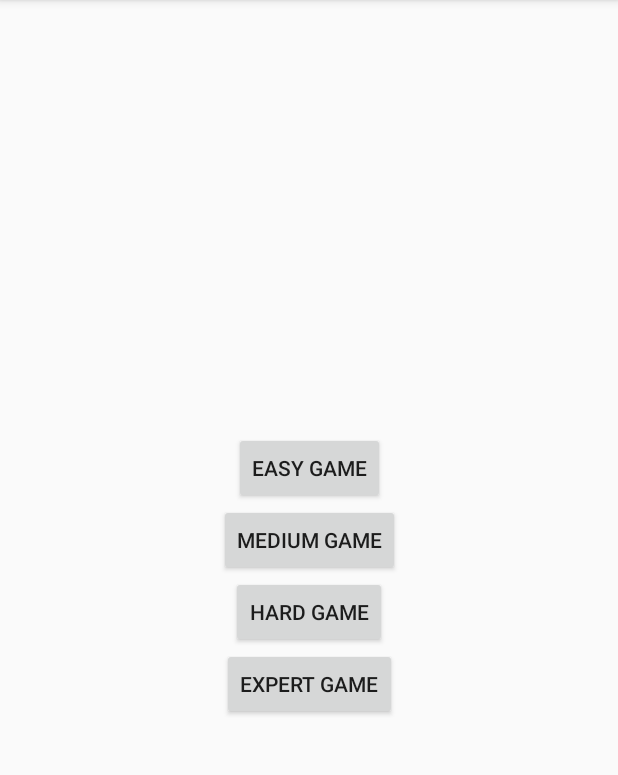
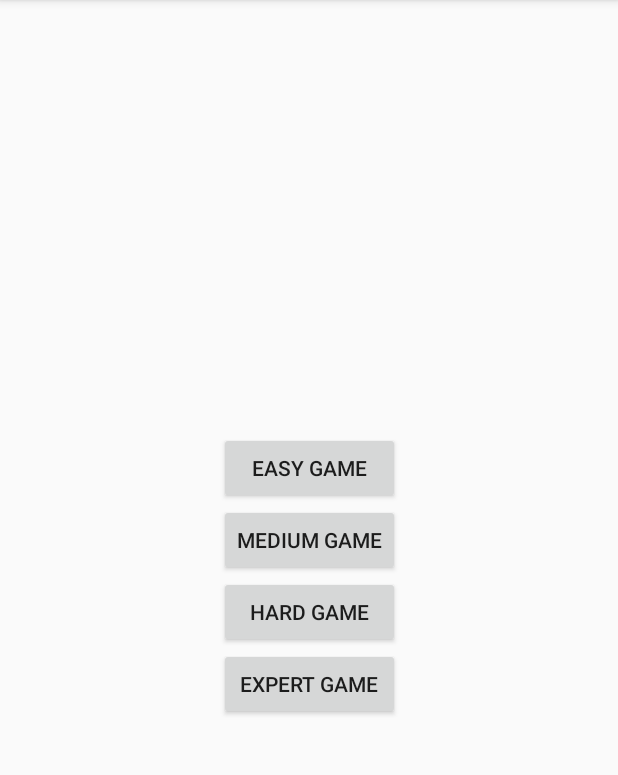
Before and after one commit to ahmetturk/Sudoku, an Android app: the screen it shows after launch (MainActivity), on a phone screen of 412 x 824 dp, the part 84-859 px from its top. Run offline under Robolectric (Android 15) with nearby library versions, the phone set to English and light mode, and no system bars.

Commit message:
add icon

```diff
--- a/app/src/main/java/com/example/ahmet/sudoku/activity/MainActivity.java
+++ b/app/src/main/java/com/example/ahmet/sudoku/activity/MainActivity.java
@@ -30,7 +30,7 @@ public class MainActivity extends AppCompatActivity {
                 difficulty = 35;
                 break;
             case R.id.medium_button:
-                difficulty = 50;
+                difficulty = 45;
                 break;
             case R.id.hard_button:
                 difficulty = 100;
--- a/app/src/main/java/com/example/ahmet/sudoku/activity/SudokuActivity.java
+++ b/app/src/main/java/com/example/ahmet/sudoku/activity/SudokuActivity.java
@@ -18,6 +18,7 @@ public class SudokuActivity extends AppCompatActivity {
 
     private SudokuAdapter sudokuAdapter;
     private Sudoku sudoku;
+    private Sudoku solution;
 
     @Override
     protected void onCreate(Bundle savedInstanceState) {
@@ -33,6 +34,10 @@ public class SudokuActivity extends AppCompatActivity {
 
         // receive sudoku model from main activity
         sudoku = getIntent().getParcelableExtra(SUDOKU_INTENT);
+
+        SudokuSolver sudokuSolver = new SudokuSolver(sudoku);
+        sudokuSolver.solve();
+        solution = sudokuSolver.getSolution();
 
         // adapter populates views according to input sudoku
         sudokuAdapter = new SudokuAdapter(this);
@@ -98,10 +103,7 @@ public class SudokuActivity extends AppCompatActivity {
     public boolean onOptionsItemSelected(MenuItem item) {
         switch (item.getItemId()) {
             case R.id.action_solve:
-                // finds the solution of input sudoku
-                SudokuSolver sudokuSolver = new SudokuSolver(sudoku);
-                sudokuSolver.solve();
-                sudokuAdapter.setSudoku(sudokuSolver.getSolution());
+                sudokuAdapter.setSudoku(solution);
         }
 
         return super.onOptionsItemSelected(item);
--- a/app/src/main/res/layout/activity_main.xml
+++ b/app/src/main/res/layout/activity_main.xml
@@ -17,39 +17,39 @@
 
     <Button
         android:id="@+id/easy_button"
-        android:layout_width="wrap_content"
+        android:layout_width="0dp"
         android:layout_height="wrap_content"
         android:onClick="playSudoku"
         android:text="@string/easy"
         app:layout_constraintBottom_toTopOf="@+id/medium_button"
-        app:layout_constraintEnd_toEndOf="parent"
+        app:layout_constraintEnd_toEndOf="@+id/medium_button"
         app:layout_constraintHorizontal_bias="0.5"
-        app:layout_constraintStart_toStartOf="parent"
+        app:layout_constraintStart_toStartOf="@+id/medium_button"
         app:layout_constraintTop_toTopOf="parent"
         app:layout_constraintVertical_chainStyle="packed" />
 
     <Button
         android:id="@+id/hard_button"
-        android:layout_width="wrap_content"
+        android:layout_width="0dp"
         android:layout_height="wrap_content"
         android:onClick="playSudoku"
         android:text="@string/hard"
         app:layout_constraintBottom_toTopOf="@+id/expert_button"
-        app:layout_constraintEnd_toEndOf="parent"
+        app:layout_constraintEnd_toEndOf="@+id/medium_button"
         app:layout_constraintHorizontal_bias="0.5"
-        app:layout_constraintStart_toStartOf="parent"
+        app:layout_constraintStart_toStartOf="@+id/medium_button"
         app:layout_constraintTop_toBottomOf="@+id/medium_button" />
 
     <Button
         android:id="@+id/expert_button"
-        android:layout_width="wrap_content"
+        android:layout_width="0dp"
         android:layout_height="wrap_content"
         android:onClick="playSudoku"
         android:text="@string/expert"
         app:layout_constraintBottom_toBottomOf="parent"
-        app:layout_constraintEnd_toEndOf="parent"
+        app:layout_constraintEnd_toEndOf="@+id/medium_button"
         app:layout_constraintHorizontal_bias="0.5"
-        app:layout_constraintStart_toStartOf="parent"
+        app:layout_constraintStart_toStartOf="@+id/medium_button"
         app:layout_constraintTop_toBottomOf="@+id/hard_button" />
 
 </android.support.constraint.ConstraintLayout>
```
Also changed, not shown: app/src/main/ic_launcher-web.png (added), app/src/main/res/mipmap-hdpi/ic_launcher.png, app/src/main/res/mipmap-mdpi/ic_launcher.png, app/src/main/res/mipmap-xhdpi/ic_launcher.png, app/src/main/res/mipmap-xxhdpi/ic_launcher.png, app/src/main/res/mipmap-xxxhdpi/ic_launcher.png.
